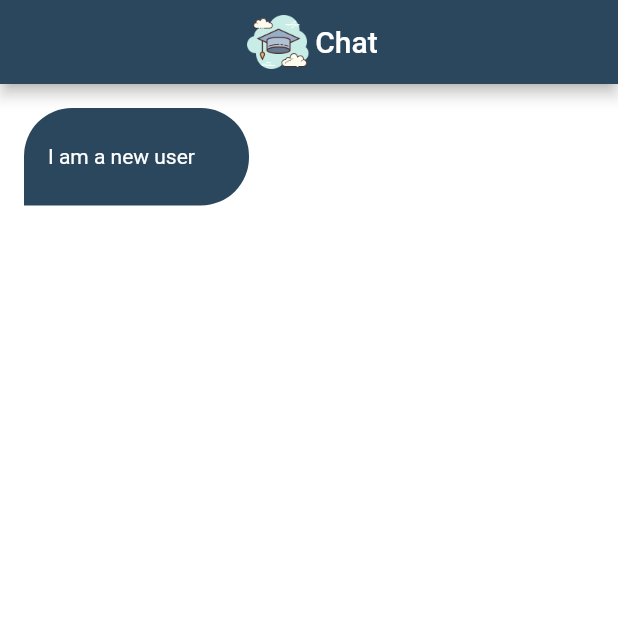
After one commit to Fnmghaithi/scholar, a Flutter app: the ChatPage screen opened by its route, on a phone screen of 412 x 824 dp, the top half of it. The commit adds this screen. Run offline on Flutter 3.47's test engine with Material 2 defaults, Android fonts, the phone set to English and light mode, and no system bars; our stand-ins replace firebase_auth, firebase_core, modal_progress_hud_nsn; accounts and stored records are empty.

Commit message:
created chat page.

```diff
--- a/lib/constants.dart
+++ b/lib/constants.dart
@@ -1,3 +1,4 @@
 import 'package:flutter/material.dart';
 
 const kPrimaryColor = Color(0xFF2B475E);
+const kLogo = 'assets/images/scholar.png';
--- a/lib/main.dart
+++ b/lib/main.dart
@@ -2,6 +2,7 @@ import 'package:firebase_core/firebase_core.dart';
 import 'package:flutter/material.dart';
 import 'package:scholar_chat/constants.dart';
 import 'package:scholar_chat/firebase_options.dart';
+import 'package:scholar_chat/pages/chat_page.dart';
 import 'package:scholar_chat/pages/login_page.dart';
 import 'package:scholar_chat/pages/register_page.dart';
 
@@ -20,10 +21,11 @@ class ScholarChat extends StatelessWidget {
   Widget build(BuildContext context) {
     return MaterialApp(
       routes: {
-        'LoginPage': (context) {
+        LoginPage.id: (context) {
           return LoginPage();
         },
         RegisterPage.id: (context) => RegisterPage(),
+        ChatPage.id: (context) => ChatPage(),
       },
       theme: ThemeData(
         scaffoldBackgroundColor: kPrimaryColor,
--- /dev/null
+++ b/lib/pages/chat_page.dart
@@ -0,0 +1,32 @@
+import 'package:flutter/material.dart';
+import 'package:scholar_chat/constants.dart';
+import 'package:scholar_chat/widgets/chat_bubble.dart';
+
+class ChatPage extends StatelessWidget {
+  static String id = 'ChatPage';
+
+  @override
+  Widget build(BuildContext context) {
+    return Scaffold(
+      backgroundColor: Colors.white,
+      appBar: AppBar(
+        backgroundColor: kPrimaryColor,
+        title: Row(
+          mainAxisAlignment: MainAxisAlignment.center,
+          children: [
+            Image.asset(
+              kLogo,
+              height: 50,
+            ),
+            const Text(
+              'Chat',
+            ),
+          ],
+        ),
+        centerTitle: true,
+        automaticallyImplyLeading: false,
+      ),
+      body: ChatBubble(),
+    );
+  }
+}
--- a/lib/pages/login_page.dart
+++ b/lib/pages/login_page.dart
@@ -2,12 +2,14 @@ import 'package:firebase_auth/firebase_auth.dart';
 import 'package:flutter/material.dart';
 import 'package:modal_progress_hud_nsn/modal_progress_hud_nsn.dart';
 import 'package:scholar_chat/helper/show_snack_bar.dart';
+import 'package:scholar_chat/pages/chat_page.dart';
 import 'package:scholar_chat/pages/register_page.dart';
 import 'package:scholar_chat/widgets/custom_button.dart';
 import 'package:scholar_chat/widgets/custom_textfield.dart';
 
 class LoginPage extends StatefulWidget {
   LoginPage({Key? key}) : super(key: key);
+  static String id = 'LoginPage';
 
   @override
   State<LoginPage> createState() => _LoginPageState();
@@ -73,6 +75,7 @@ class _LoginPageState extends State<LoginPage> {
                           });
                           try {
                             await loginUser();
+                            Navigator.pushNamed(context, ChatPage.id);
                           } on FirebaseAuthException catch (e) {
                             if (e.code == 'user-not-found') {
                               showSnackBar(
--- a/lib/pages/register_page.dart
+++ b/lib/pages/register_page.dart
@@ -2,6 +2,7 @@ import 'package:firebase_auth/firebase_auth.dart';
 import 'package:flutter/material.dart';
 import 'package:modal_progress_hud_nsn/modal_progress_hud_nsn.dart';
 import 'package:scholar_chat/helper/show_snack_bar.dart';
+import 'package:scholar_chat/pages/chat_page.dart';
 import 'package:scholar_chat/widgets/custom_button.dart';
 import 'package:scholar_chat/widgets/custom_textfield.dart';
 
@@ -79,10 +80,7 @@ class _RegisterPageState extends State<RegisterPage> {
                           });
                           try {
                             await registerUser();
-                            showSnackBar(
-                              context,
-                              'Success!',
-                            );
+                            Navigator.pushNamed(context, ChatPage.id);
                           } on FirebaseAuthException catch (e) {
                             if (e.code == 'weak-password') {
                               showSnackBar(
--- /dev/null
+++ b/lib/widgets/chat_bubble.dart
@@ -0,0 +1,35 @@
+import 'package:flutter/material.dart';
+import 'package:scholar_chat/constants.dart';
+
+class ChatBubble extends StatelessWidget {
+  ChatBubble({
+    Key? key,
+  });
+
+  @override
+  Widget build(BuildContext context) {
+    return Container(
+      padding: const EdgeInsets.only(
+        left: 16,
+      ),
+      alignment: Alignment.centerLeft,
+      height: 65,
+      width: 150,
+      margin: const EdgeInsets.all(16.0),
+      decoration: const BoxDecoration(
+        color: kPrimaryColor,
+        borderRadius: BorderRadius.only(
+          topLeft: Radius.circular(32),
+          topRight: Radius.circular(32),
+          bottomRight: Radius.circular(32),
+        ),
+      ),
+      child: const Text(
+        'I am a new user',
+        style: TextStyle(
+          color: Colors.white,
+        ),
+      ),
+    );
+  }
+}
```
